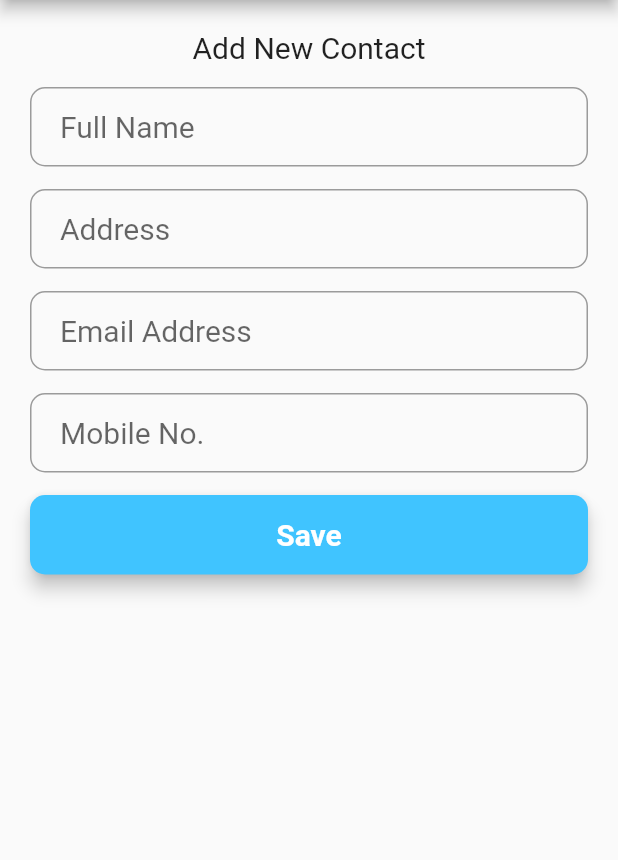
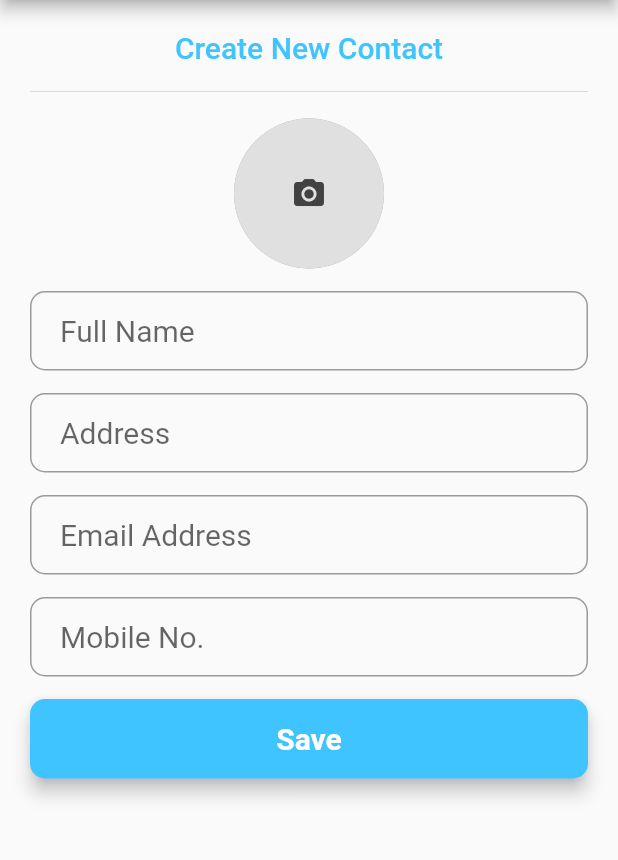
Before and after one commit to as-shahriar/flutter_phonebook, a Flutter app: the AddContact screen opened by its route, on a phone screen of 412 x 824 dp, the part 84-944 px from its top. Run offline on Flutter 3.47's test engine with Material 2 defaults, Android fonts, the phone set to English and light mode, and no system bars; our stand-ins replace get_it, image_picker, shared_preferences, sqflite; accounts and stored records are empty; Roboto replaces fonts that are missing (Montserrat).

Commit message:
Added Image and list view

```diff
--- a/lib/core/scoped_models/home_model.dart
+++ b/lib/core/scoped_models/home_model.dart
@@ -8,6 +8,9 @@ import 'package:phonebook/utils/database_helper.dart';
 import 'base_model.dart';
 
 class HomeModel extends BaseModel {
+  HomeModel() {
+    getContacts(Utils.getUserID());
+  }
   StorageService storageService = locator<StorageService>();
   DatabaseHelper _databaseHelper = DatabaseHelper.instance;
   List<BaseContact> contacts = [];
--- a/lib/ui/views/add_view.dart
+++ b/lib/ui/views/add_view.dart
@@ -1,5 +1,6 @@
 import 'package:flutter/cupertino.dart';
 import 'package:flutter/material.dart';
+import 'package:image_picker/image_picker.dart';
 import 'package:phonebook/Services/SharedPref.dart';
 import 'package:phonebook/Services/utils.dart';
 import 'package:phonebook/core/scoped_models/add_model.dart';
@@ -7,7 +8,7 @@ import 'package:phonebook/ui/widgets/formInputField.dart';
 import 'package:phonebook/ui/widgets/submit_button.dart';
 import 'package:phonebook/validators/validators.dart';
 import 'package:shared_preferences/shared_preferences.dart';
-
+import 'dart:io';
 import '../../service_locator.dart';
 import '../../themeConfig.dart';
 import 'base_view.dart';
@@ -19,7 +20,7 @@ class AddContact extends StatefulWidget {
 
 class _AddContactState extends State<AddContact> {
   final _formKey = GlobalKey<FormState>();
-
+  File selectedImage;
   final SharedPrefs sharedPrefs = locator<SharedPrefs>();
   @override
   Widget build(BuildContext context) {
@@ -52,11 +53,55 @@ class _AddContactState extends State<AddContact> {
                 padding: const EdgeInsets.all(20.0),
                 child: Form(
                   key: _formKey,
-                  child: Column(
+                  child: ListView(
+                    shrinkWrap: true,
+                    scrollDirection: Axis.vertical,
                     children: [
                       Text(
-                        "Add New Contact",
-                        style: TextStyle(fontSize: 20),
+                        "Create New Contact",
+                        style: TextStyle(
+                            fontSize: 20,
+                            fontWeight: FontWeight.w500,
+                            color: primaryColor),
+                        textAlign: TextAlign.center,
+                      ),
+                      Divider(
+                        color: Colors.blueAccent[300],
+                        height: 36,
+                      ),
+                      GestureDetector(
+                        onTap: () async {
+                          File img = await handleImageSelected();
+                          setState(() {
+                            selectedImage = img;
+                          });
+                        },
+                        child: CircleAvatar(
+                          radius: 50.0,
+                          backgroundColor: Colors.grey,
+                          child: selectedImage != null
+                              ? ClipRRect(
+                                  borderRadius: BorderRadius.circular(50),
+                                  child: Image.file(
+                                    selectedImage,
+                                    width: 100,
+                                    height: 100,
+                                    fit: BoxFit.fitHeight,
+                                  ),
+                                )
+                              : Container(
+                                  decoration: BoxDecoration(
+                                    color: Colors.grey[300],
+                                    borderRadius: BorderRadius.circular(50),
+                                  ),
+                                  width: 100,
+                                  height: 100,
+                                  child: Icon(
+                                    Icons.camera_alt,
+                                    color: Colors.grey[800],
+                                  ),
+                                ),
+                        ),
                       ),
                       SizedBox(height: 15.0),
                       InputField(
@@ -92,6 +137,7 @@ class _AddContactState extends State<AddContact> {
                             if (userID != -1) {
                               model.addContact(userID);
                               print("Added to DB");
+                              Navigator.of(context).pushNamed('home');
                             }
                           } else {
                             ScaffoldMessenger.of(context).showSnackBar(SnackBar(
@@ -106,9 +152,13 @@ class _AddContactState extends State<AddContact> {
                 ))));
   }
 
-  Future<int> _getUser() async {
-    SharedPreferences prefs = await SharedPreferences.getInstance();
-    int user = (prefs.getInt('userID') ?? -1);
-    return user;
+  Future<File> handleImageSelected() async {
+    final picker = ImagePicker();
+    PickedFile file =
+        await picker.getImage(source: ImageSource.gallery, imageQuality: 50);
+    if (file != null) {
+      return File(file.path);
+    } else
+      return null;
   }
 }
```
Also changed, not shown: lib/ui/views/home_view.dart (+66 -30 lines), 7 other files.
